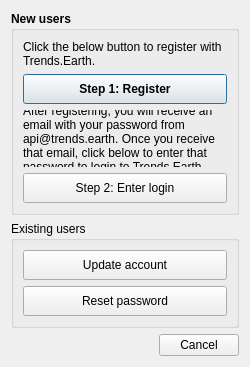
ConservationInternational/trends.earth, file LDMP/gui/DlgSettings.ui: the form before one commit.
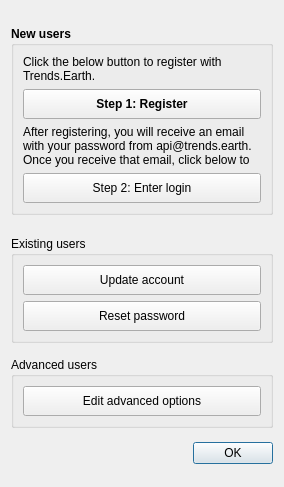
The form after the commit.

Commit message:
Add advanced options and optional use of binaries.
Almost working, need final bug fixing to get binaries to load.

The edit to the form file:
```diff
--- a/LDMP/gui/DlgSettings.ui
+++ b/LDMP/gui/DlgSettings.ui
@@ -9,8 +9,8 @@
    <rect>
     <x>0</x>
     <y>0</y>
-    <width>250</width>
-    <height>367</height>
+    <width>284</width>
+    <height>487</height>
    </rect>
   </property>
   <property name="sizePolicy">
@@ -28,11 +28,11 @@
   <property name="windowTitle">
    <string>Settings</string>
   </property>
-  <layout class="QVBoxLayout" name="verticalLayout_3">
+  <layout class="QVBoxLayout" name="verticalLayout_4">
    <item>
     <widget class="QGroupBox" name="groupBox">
      <property name="sizePolicy">
-      <sizepolicy hsizetype="Preferred" vsizetype="Preferred">
+      <sizepolicy hsizetype="Preferred" vsizetype="Fixed">
        <horstretch>0</horstretch>
        <verstretch>0</verstretch>
       </sizepolicy>
@@ -108,6 +108,12 @@
       </item>
       <item>
        <widget class="QLabel" name="label_2">
+        <property name="sizePolicy">
+         <sizepolicy hsizetype="Preferred" vsizetype="Preferred">
+          <horstretch>0</horstretch>
+          <verstretch>0</verstretch>
+         </sizepolicy>
+        </property>
         <property name="font">
          <font>
           <weight>50</weight>
@@ -150,26 +156,10 @@
      </layout>
     </widget>
    </item>
-   <item>
-    <spacer name="verticalSpacer">
-     <property name="orientation">
-      <enum>Qt::Vertical</enum>
-     </property>
-     <property name="sizeType">
-      <enum>QSizePolicy::Fixed</enum>
-     </property>
-     <property name="sizeHint" stdset="0">
-      <size>
-       <width>20</width>
-       <height>0</height>
-      </size>
-     </property>
-    </spacer>
-   </item>
    <item>
     <widget class="QGroupBox" name="groupBox_2">
      <property name="sizePolicy">
-      <sizepolicy hsizetype="Preferred" vsizetype="Preferred">
+      <sizepolicy hsizetype="Preferred" vsizetype="Fixed">
        <horstretch>0</horstretch>
        <verstretch>0</verstretch>
       </sizepolicy>
@@ -237,16 +227,62 @@
      </layout>
     </widget>
    </item>
+   <item>
+    <widget class="QGroupBox" name="groupBox_3">
+     <property name="sizePolicy">
+      <sizepolicy hsizetype="Preferred" vsizetype="Fixed">
+       <horstretch>0</horstretch>
+       <verstretch>0</verstretch>
+      </sizepolicy>
+     </property>
+     <property name="font">
+      <font>
+       <weight>50</weight>
+       <bold>false</bold>
+      </font>
+     </property>
+     <property name="title">
+      <string>Advanced users</string>
+     </property>
+     <layout class="QVBoxLayout" name="verticalLayout_3">
+      <item>
+       <widget class="QPushButton" name="pushButton_advanced">
+        <property name="sizePolicy">
+         <sizepolicy hsizetype="Minimum" vsizetype="Minimum">
+          <horstretch>0</horstretch>
+          <verstretch>0</verstretch>
+         </sizepolicy>
+        </property>
+        <property name="minimumSize">
+         <size>
+          <width>0</width>
+          <height>30</height>
+         </size>
+        </property>
+        <property name="font">
+         <font>
+          <weight>50</weight>
+          <bold>false</bold>
+         </font>
+        </property>
+        <property name="text">
+         <string>Edit advanced options</string>
+        </property>
+       </widget>
+      </item>
+     </layout>
+    </widget>
+   </item>
    <item>
     <widget class="QDialogButtonBox" name="buttonBox">
      <property name="sizePolicy">
-      <sizepolicy hsizetype="Expanding" vsizetype="Minimum">
+      <sizepolicy hsizetype="Expanding" vsizetype="Fixed">
        <horstretch>0</horstretch>
        <verstretch>0</verstretch>
       </sizepolicy>
      </property>
      <property name="standardButtons">
-      <set>QDialogButtonBox::Cancel</set>
+      <set>QDialogButtonBox::Ok</set>
      </property>
     </widget>
    </item>
```
The commit also changes 14 other files.
